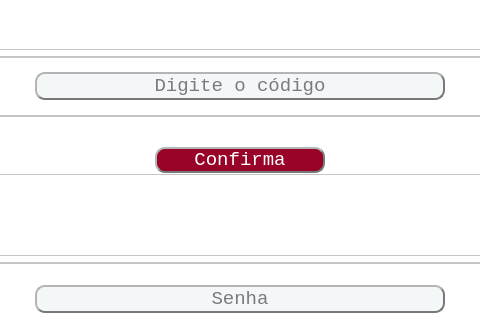
The window that tela_reset_altera.ui (KobaDev/GestaoDePonto) describes before a commit, drawn with Qt 5; both pictures show x 437 to 917 and y 228 to 548 of the 1024 by 768 pixel window.
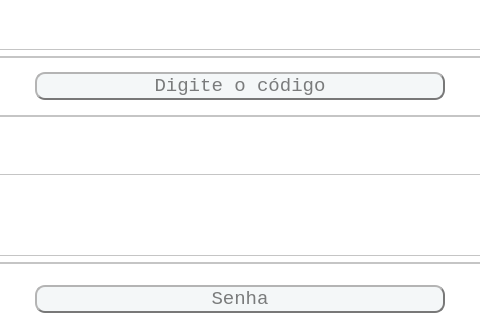
The same window after the commit. Icons and pictures are not drawn.

Commit message: Configurando confirmação e geração de token dentro da aplicação e do servidor

The edit to the form file:
```diff
--- a/tela_reset_altera.ui
+++ b/tela_reset_altera.ui
@@ -345,30 +345,6 @@
              <property name="bottomMargin">
               <number>0</number>
              </property>
-             <item>
-              <widget class="QPushButton" name="codigo_confirma_btn">
-               <property name="font">
-                <font>
-                 <family>Lucida Console</family>
-                 <pointsize>14</pointsize>
-                </font>
-               </property>
-               <property name="cursor">
-                <cursorShape>PointingHandCursor</cursorShape>
-               </property>
-               <property name="styleSheet">
-                <string notr="true">background-color: rgb(152, 4, 39);
-color: rgb(255, 255, 255);
-border-radius: 10px;
-border-style: outset;
-border-width: 2px;
-border-color: rgb(120, 120, 120);</string>
-               </property>
-               <property name="text">
-                <string>Confirma</string>
-               </property>
-              </widget>
-             </item>
             </layout>
            </widget>
           </item>
```
The commit also changes 10 other files.
